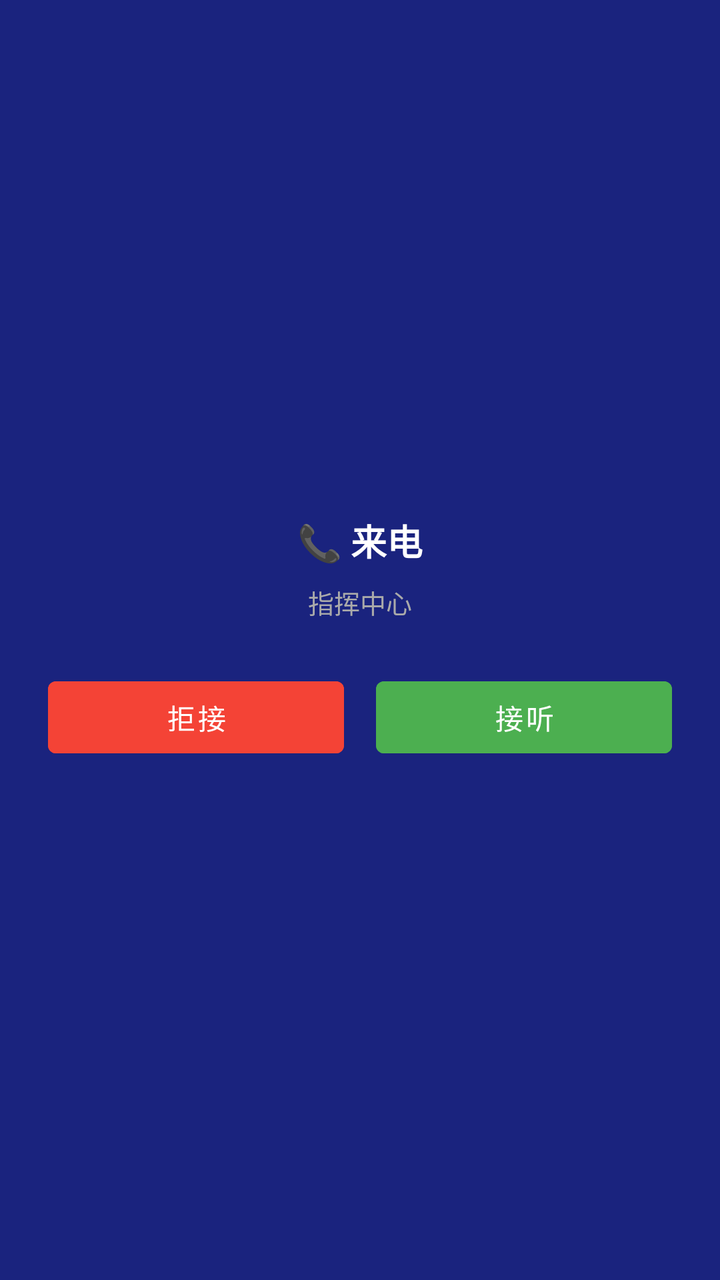
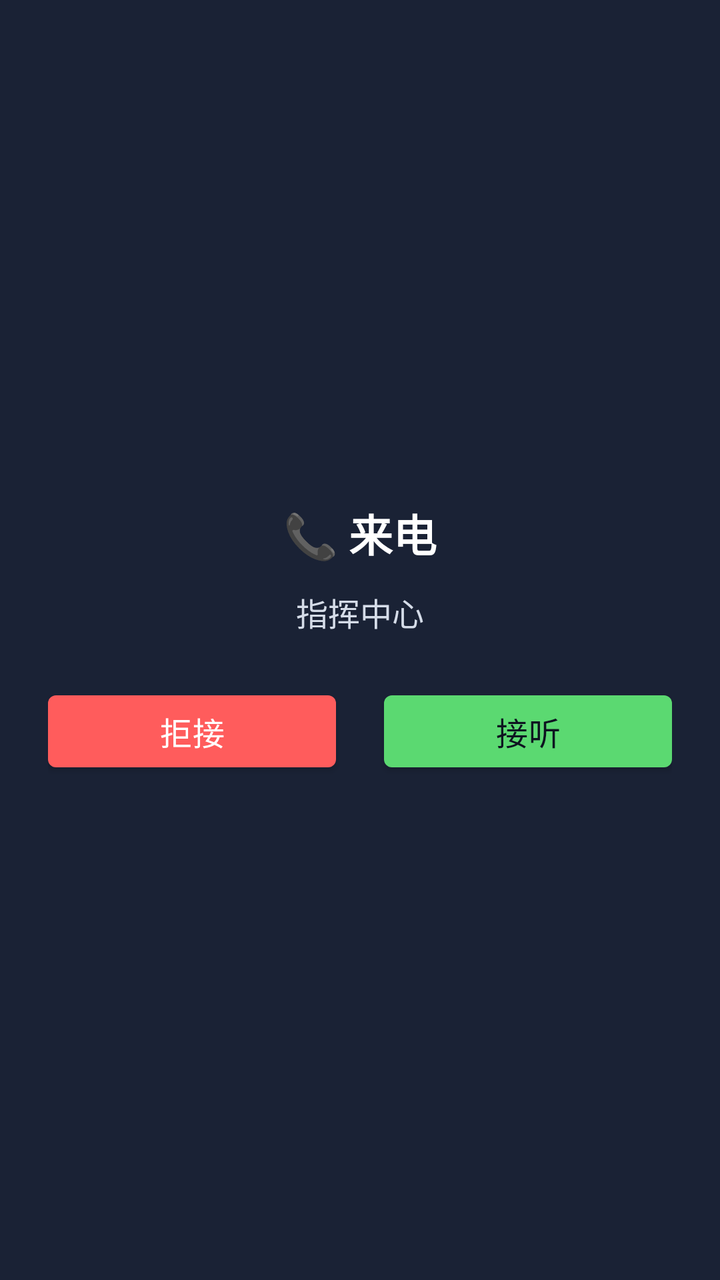

Compare the two renders of this Android layout. The source of the first and the diff that turns it into the second are given below.
<!-- AndroidManifest.xml: application theme Theme.EnforcementApp -->
<!-- res/layout/dialog_incoming_call.xml -->
<?xml version="1.0" encoding="utf-8"?>
<LinearLayout
    xmlns:android="http://schemas.android.com/apk/res/android"
    android:layout_width="match_parent"
    android:layout_height="wrap_content"
    android:orientation="vertical"
    android:background="#1A237E"
    android:padding="24dp"
    android:gravity="center">

    <TextView
        android:layout_width="wrap_content"
        android:layout_height="wrap_content"
        android:text="📞 来电"
        android:textColor="#FFFFFF"
        android:textSize="18sp"
        android:textStyle="bold" />

    <TextView
        android:id="@+id/tvCaller"
        android:layout_width="wrap_content"
        android:layout_height="wrap_content"
        android:textColor="#AAAAAA"
        android:textSize="13sp"
        android:layout_marginTop="8dp"
        android:text="指挥中心" />

    <LinearLayout
        android:layout_width="match_parent"
        android:layout_height="wrap_content"
        android:orientation="horizontal"
        android:layout_marginTop="24dp"
        android:gravity="center">

        <Button
            android:id="@+id/btnDecline"
            android:layout_width="0dp"
            android:layout_height="wrap_content"
            android:layout_weight="1"
            android:text="拒接"
            android:backgroundTint="#F44336"
            android:textColor="#FFFFFF"
            android:layout_marginEnd="8dp" />

        <Button
            android:id="@+id/btnAccept"
            android:layout_width="0dp"
            android:layout_height="wrap_content"
            android:layout_weight="1"
            android:text="接听"
            android:backgroundTint="#4CAF50"
            android:textColor="#FFFFFF"
            android:layout_marginStart="8dp" />

    </LinearLayout>

</LinearLayout>
<!-- resources referenced by this layout -->
<resources>
  <style name="Theme.EnforcementApp" parent="Theme.MaterialComponents.DayNight.NoActionBar">
          <item name="colorPrimary">@color/brand_primary</item>
          <item name="colorPrimaryVariant">@color/brand_primary_variant</item>
          <item name="colorOnPrimary">@color/text_primary</item>
          <item name="colorSecondary">@color/accent_blue</item>
          <item name="colorOnSecondary">@color/text_primary</item>
          <item name="colorError">@color/accent_red</item>
          <item name="android:windowBackground">@color/surface_bg</item>
          <item name="android:textColorPrimary">@color/text_primary</item>
          <item name="android:textColorSecondary">@color/text_secondary</item>
      </style>
  <color name="brand_primary">#1A237E</color>
  <color name="brand_primary_variant">#0D47A1</color>
  <color name="text_primary">#FFFFFF</color>
  <color name="accent_blue">#4FB3FF</color>
  <color name="accent_red">#FF5C5C</color>
  <color name="surface_bg">#0E1320</color>
  <color name="text_secondary">#D5DCE8</color>
</resources>

<!-- the commit's change to res/layout/dialog_incoming_call.xml (unified diff, before → after) -->
@@ -4,53 +4,51 @@
     android:layout_width="match_parent"
     android:layout_height="wrap_content"
     android:orientation="vertical"
-    android:background="#1A237E"
-    android:padding="24dp"
+    android:background="@color/surface_card"
+    android:padding="@dimen/space_xl"
     android:gravity="center">
 
     <TextView
         android:layout_width="wrap_content"
         android:layout_height="wrap_content"
         android:text="📞 来电"
-        android:textColor="#FFFFFF"
-        android:textSize="18sp"
+        android:textColor="@color/text_primary"
+        android:textSize="@dimen/font_xl"
         android:textStyle="bold" />
 
     <TextView
         android:id="@+id/tvCaller"
         android:layout_width="wrap_content"
         android:layout_height="wrap_content"
-        android:textColor="#AAAAAA"
-        android:textSize="13sp"
-        android:layout_marginTop="8dp"
+        android:textColor="@color/text_secondary"
+        android:textSize="@dimen/font_md"
+        android:layout_marginTop="@dimen/space_md"
         android:text="指挥中心" />
 
     <LinearLayout
         android:layout_width="match_parent"
         android:layout_height="wrap_content"
         android:orientation="horizontal"
-        android:layout_marginTop="24dp"
+        android:layout_marginTop="@dimen/space_xl"
         android:gravity="center">
 
         <Button
             android:id="@+id/btnDecline"
+            style="@style/AppButton.Danger"
             android:layout_width="0dp"
-            android:layout_height="wrap_content"
+            android:layout_height="@dimen/touch_min"
             android:layout_weight="1"
             android:text="拒接"
-            android:backgroundTint="#F44336"
-            android:textColor="#FFFFFF"
-            android:layout_marginEnd="8dp" />
+            android:layout_marginEnd="@dimen/space_md" />
 
         <Button
             android:id="@+id/btnAccept"
+            style="@style/AppButton.Success"
             android:layout_width="0dp"
-            android:layout_height="wrap_content"
+            android:layout_height="@dimen/touch_min"
             android:layout_weight="1"
             android:text="接听"
-            android:backgroundTint="#4CAF50"
-            android:textColor="#FFFFFF"
-            android:layout_marginStart="8dp" />
+            android:layout_marginStart="@dimen/space_md" />
 
     </LinearLayout>
 
<!-- resource entries referenced after the edit -->
@@ -1,5 +1,6 @@
 <!-- resources referenced by this layout -->
 <resources>
+  <color name="surface_card">#1A2235</color>
   <style name="Theme.EnforcementApp" parent="Theme.MaterialComponents.DayNight.NoActionBar">
           <item name="colorPrimary">@color/brand_primary</item>
           <item name="colorPrimaryVariant">@color/brand_primary_variant</item>
@@ -16,7 +17,31 @@
   <color name="text_primary">#FFFFFF</color>
   <color name="accent_blue">#4FB3FF</color>
   <color name="accent_red">#FF5C5C</color>
+  <dimen name="radius_sm">4dp</dimen>
+  <color name="accent_green">#5BD971</color>
+  <color name="text_inverse">#0E1320</color>
   <color name="surface_bg">#0E1320</color>
   <color name="text_secondary">#D5DCE8</color>
+  <dimen name="font_md">16sp</dimen>
+  <dimen name="font_xl">22sp</dimen>
+  <dimen name="space_md">12dp</dimen>
+  <dimen name="space_xl">24dp</dimen>
+  <dimen name="touch_min">48dp</dimen>
+  <style name="AppButton.Danger">
+          <item name="android:minHeight">@dimen/touch_min</item>
+          <item name="backgroundTint">@color/accent_red</item>
+          <item name="android:textColor">@color/text_primary</item>
+          <item name="android:textSize">@dimen/font_md</item>
+          <item name="android:textAllCaps">false</item>
+          <item name="cornerRadius">@dimen/radius_sm</item>
+      </style>
+  <style name="AppButton.Success">
+          <item name="android:minHeight">@dimen/touch_min</item>
+          <item name="backgroundTint">@color/accent_green</item>
+          <item name="android:textColor">@color/text_inverse</item>
+          <item name="android:textSize">@dimen/font_md</item>
+          <item name="android:textAllCaps">false</item>
+          <item name="cornerRadius">@dimen/radius_sm</item>
+      </style>
 </resources>
 
